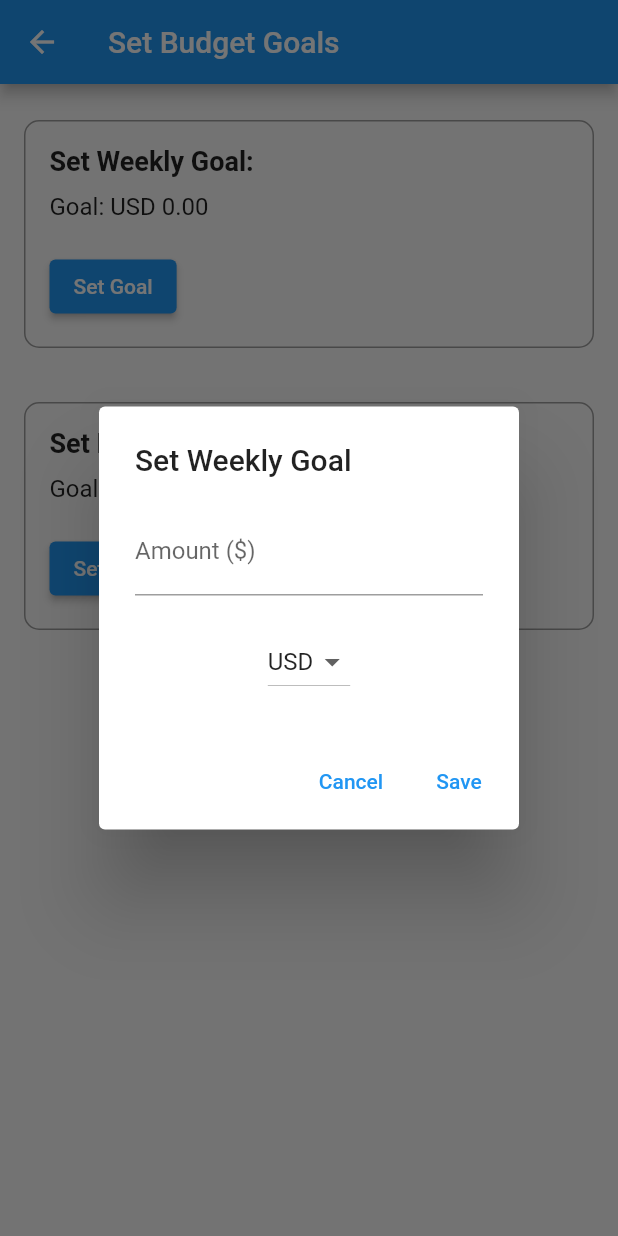
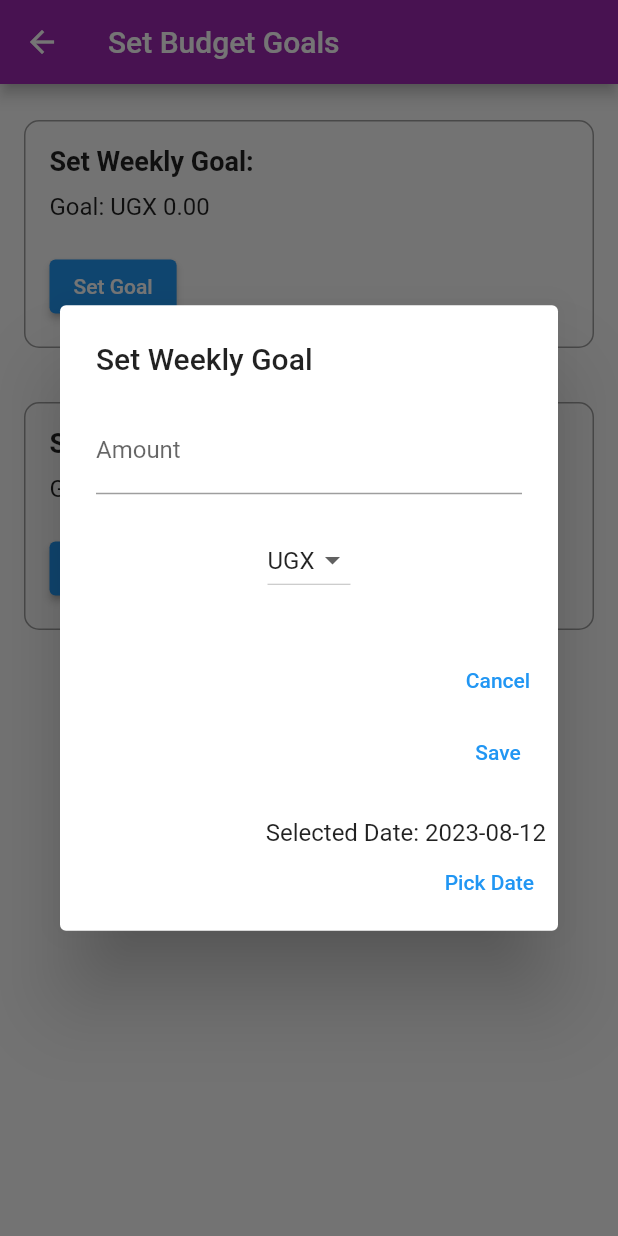
Before and after one commit to Richardmugi/expense, a Flutter app: the BudgetPage screen opened by its route, after a tap on "Set Weekly Goal:", on a phone screen of 412 x 824 dp. Run offline on Flutter 3.47's test engine with Material 2 defaults, Android fonts, the phone set to English and light mode, and no system bars; our stand-ins replace shared_preferences; accounts and stored records are empty.

Commit message:
Add files via upload

```diff
--- a/lib/amount_page.dart
+++ b/lib/amount_page.dart
@@ -17,6 +17,7 @@ class _AmountPageState extends State<AmountPage> {
   double _amount = 0;
 
   List<String> currencyOptions = [
+    'UGX',
     'USD',
     'EUR',
     'GBP',
@@ -26,7 +27,7 @@ class _AmountPageState extends State<AmountPage> {
     'CHF',
     'CNY'
   ];
-  String selectedCurrency = 'USD'; // Default currency
+  String selectedCurrency = 'UGX'; // Default currency
 
   void _saveAmount() async {
     SharedPreferences prefs = await SharedPreferences.getInstance();
--- a/lib/category.dart
+++ b/lib/category.dart
@@ -116,7 +116,7 @@ class _ExpenseTrackingPageState extends State<ExpenseTrackingPage> {
   Widget build(BuildContext context) {
     return Scaffold(
       appBar: AppBar(
-        title: Text('Expense Tracking'),
+        title: Text('Categories'),
         backgroundColor: Colors.purple,
       ),
       body: Padding(
--- a/lib/goals.dart
+++ b/lib/goals.dart
@@ -1,4 +1,5 @@
 import 'package:flutter/material.dart';
+import 'package:intl/intl.dart';
 import 'dart:convert';
 import 'package:shared_preferences/shared_preferences.dart';
 
@@ -13,7 +14,8 @@ class _BudgetPageState extends State<BudgetPage> {
   double _weeklyTotal = 0;
   double _monthlyTotal = 0;
   String? _selectedBudgetType;
-  String? _selectedCurrency = 'USD';
+  String? _selectedCurrency = 'UGX';
+  DateTime _selectedDate = DateTime.now(); // Default to today's date
 
   // New variable to store the selected budget type.
 
@@ -23,6 +25,7 @@ class _BudgetPageState extends State<BudgetPage> {
     prefs.setDouble('monthly_goal', _monthlyGoal);
     prefs.setString('selected_budget_type', _selectedBudgetType!);
     prefs.setString('selected_currency', _selectedCurrency!);
+    prefs.setString('selected_date', _selectedDate.toString());
   }
 
   void _loadGoals() async {
@@ -31,7 +34,9 @@ class _BudgetPageState extends State<BudgetPage> {
       _weeklyGoal = prefs.getDouble('weekly_goal') ?? 0;
       _monthlyGoal = prefs.getDouble('monthly_goal') ?? 0;
       _selectedBudgetType = prefs.getString('selected_budget_type');
-      _selectedCurrency = prefs.getString('selected_currency') ?? 'USD';
+      _selectedCurrency = prefs.getString('selected_currency') ?? 'UGX';
+      _selectedDate = DateTime.parse(
+          prefs.getString('selected_date') ?? DateTime.now().toString());
     });
   }
 
@@ -113,6 +118,11 @@ class _BudgetPageState extends State<BudgetPage> {
                 'Amount used: $currency ${totalAmount.toStringAsFixed(2)}',
                 style: TextStyle(fontSize: 16),
               ),
+              SizedBox(height: 20),
+              Text(
+                'Selected Date: ${DateFormat('yyyy-MM-dd').format(_selectedDate)}',
+                style: TextStyle(fontSize: 16),
+              ),
             ],
             SizedBox(height: 20),
             ElevatedButton(
@@ -136,7 +146,7 @@ class _BudgetPageState extends State<BudgetPage> {
             children: [
               TextFormField(
                 keyboardType: TextInputType.number,
-                decoration: InputDecoration(labelText: 'Amount (\$)'),
+                decoration: InputDecoration(labelText: 'Amount'),
                 validator: (value) {
                   if (value == null || value.isEmpty) {
                     return 'Please enter a valid amount';
@@ -162,6 +172,7 @@ class _BudgetPageState extends State<BudgetPage> {
                   });
                 },
                 items: <String>[
+                  'UGX',
                   'USD',
                   'EUR',
                   'GBP',
@@ -191,6 +202,28 @@ class _BudgetPageState extends State<BudgetPage> {
               },
               child: Text('Save'),
             ),
+            SizedBox(height: 20),
+            Text(
+              'Selected Date: ${DateFormat('yyyy-MM-dd').format(_selectedDate)}',
+              style: TextStyle(fontSize: 16),
+            ),
+            TextButton(
+              onPressed: () async {
+                DateTime? pickedDate = await showDatePicker(
+                  context: context,
+                  initialDate: _selectedDate,
+                  firstDate: DateTime(DateTime.now().year - 1),
+                  lastDate: DateTime(DateTime.now().year + 1),
+                );
+
+                if (pickedDate != null) {
+                  setState(() {
+                    _selectedDate = pickedDate;
+                  });
+                }
+              },
+              child: Text('Pick Date'),
+            ),
           ],
         );
       },
@@ -208,7 +241,7 @@ class _BudgetPageState extends State<BudgetPage> {
             children: [
               TextFormField(
                 keyboardType: TextInputType.number,
-                decoration: InputDecoration(labelText: 'Amount (\$)'),
+                decoration: InputDecoration(labelText: 'Amount'),
                 validator: (value) {
                   if (value == null || value.isEmpty) {
                     return 'Please enter a valid amount';
@@ -234,6 +267,7 @@ class _BudgetPageState extends State<BudgetPage> {
                   });
                 },
                 items: <String>[
+                  'UGX',
                   'USD',
                   'EUR',
                   'GBP',
@@ -263,6 +297,28 @@ class _BudgetPageState extends State<BudgetPage> {
               },
               child: Text('Save'),
             ),
+            SizedBox(height: 20),
+            Text(
+              'Selected Date: ${DateFormat('yyyy-MM-dd').format(_selectedDate)}',
+              style: TextStyle(fontSize: 16),
+            ),
+            TextButton(
+              onPressed: () async {
+                DateTime? pickedDate = await showDatePicker(
+                  context: context,
+                  initialDate: _selectedDate,
+                  firstDate: DateTime(DateTime.now().year - 1),
+                  lastDate: DateTime(DateTime.now().year + 1),
+                );
+
+                if (pickedDate != null) {
+                  setState(() {
+                    _selectedDate = pickedDate;
+                  });
+                }
+              },
+              child: Text('Pick Date'),
+            ),
           ],
         );
       },
@@ -287,6 +343,7 @@ class _BudgetPageState extends State<BudgetPage> {
     return Scaffold(
       appBar: AppBar(
         title: Text('Set Budget Goals'),
+        backgroundColor: Colors.purple,
       ),
       body: Padding(
         padding: const EdgeInsets.all(16.0),
```
Also changed, not shown: lib/login.dart (+0 -13 lines).
